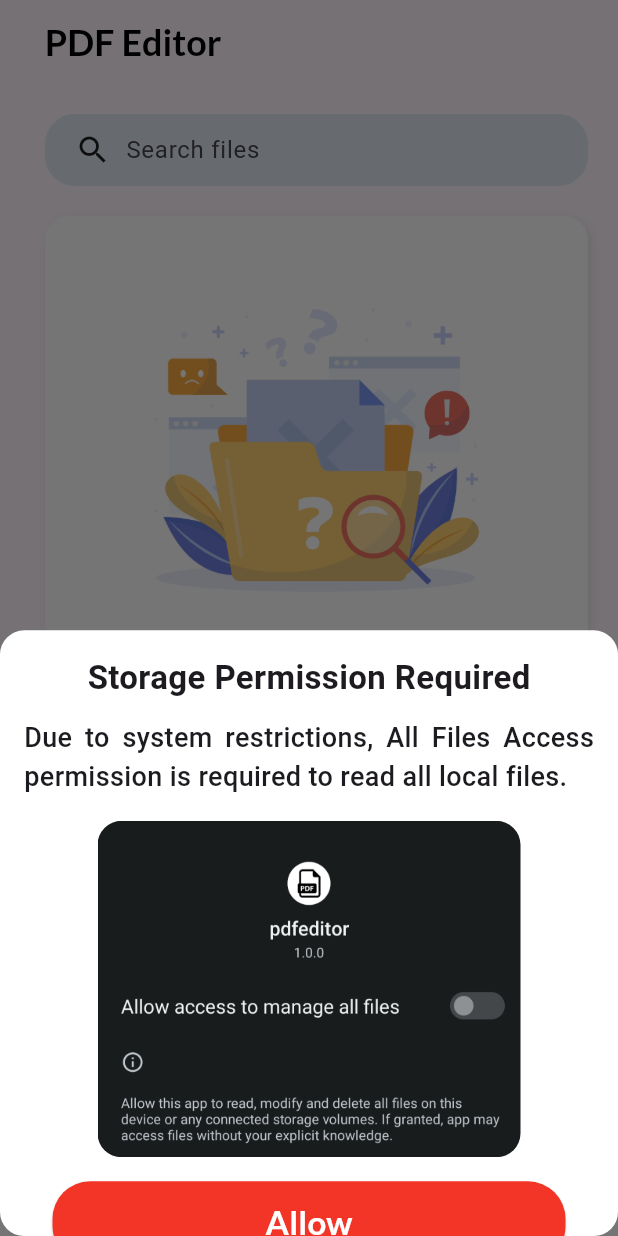
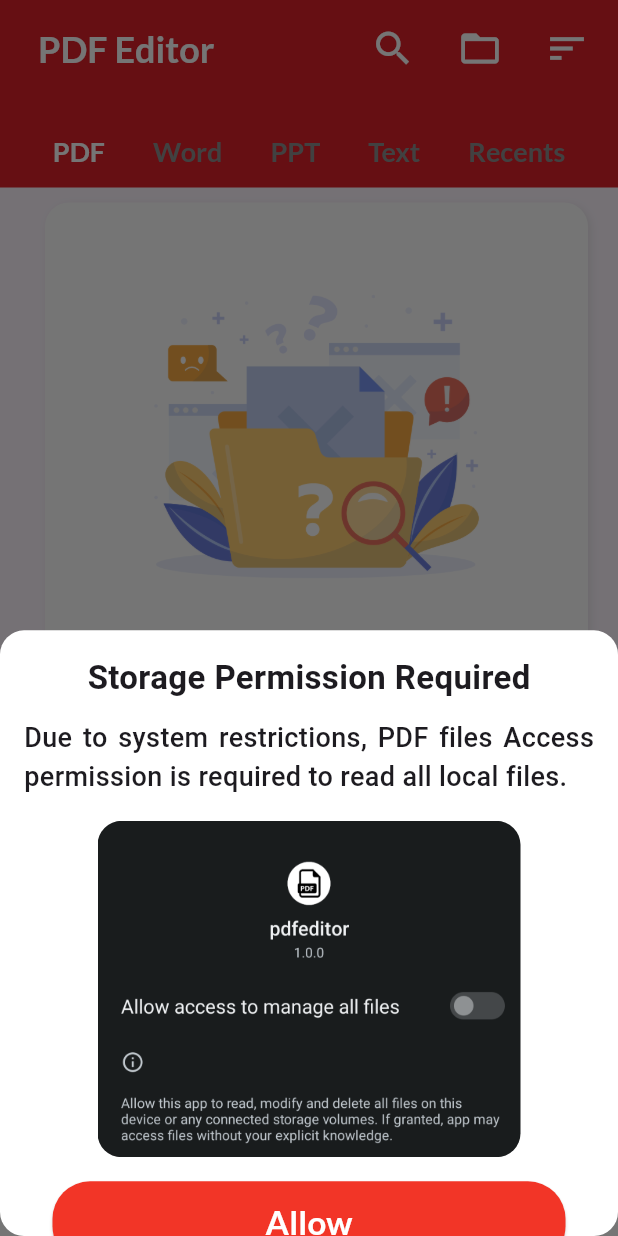
Before and after one commit to mtk3281/Flutter-PdfEditor, a Flutter app: the screen it shows after launch, on a phone screen of 412 x 824 dp. Run offline on Flutter 3.47's test engine with Material 3 defaults, Android fonts, the phone set to English and light mode, and no system bars; drawn by our look-alikes of sliding_clipped_nav_bar; our stand-ins replace file_picker, permission_handler, shared_preferences; missing offline and left inert: flutter_pdfview, receive_sharing_intent.

```diff
--- a/lib/main.dart
+++ b/lib/main.dart
@@ -104,7 +104,7 @@ class _BottomTabBarState extends State<BottomTabBar> {
           });
         },
         iconSize: 30,
-        activeColor: const Color(0xFF01579B),
+        activeColor: Color.fromARGB(255, 195, 11, 11),
         barItems: [
           BarItem(
             icon: Icons.maps_home_work_rounded,
--- a/lib/screens/home_screen.dart
+++ b/lib/screens/home_screen.dart
@@ -1,5 +1,4 @@
 import 'dart:async';
-import 'dart:ui';
 import 'package:flutter/material.dart';
 import 'package:permission_handler/permission_handler.dart';
 import 'HomePage/load_pdf_file.dart';
@@ -7,8 +6,8 @@ import 'package:path/path.dart' as path;
 import 'dart:io';
 import 'HomePage/pdf_api.dart';
 import 'HomePage/pdf_viewer_page.dart';
-import 'HomePage/add_button_widget.dart';
 import 'package:shared_preferences/shared_preferences.dart';
+import 'package:intl/intl.dart' as intl;
 
 void main() {
   WidgetsFlutterBinding.ensureInitialized();
@@ -40,12 +39,14 @@ class HomeScreen extends StatefulWidget {
 }
 
 class PdfEditorState extends State<HomeScreen> with WidgetsBindingObserver {
-  String _selectedOption = 'All files'; // Initialize with a default option
+  String _selectedOption = 'PDF files'; // Initialize with a default option
   final ScrollController _scrollController = ScrollController();
+
   bool _isScrolling = false;
-  List<String> _pdfFiles = [];
+  List<String> _files = [];
   List<String> _RecentsFiles = [];
   List<String> _SearchFiles = [];
+  List<String> Buildfile = [];
   bool _permStatus = false;
   bool _isLoading = false;
   bool _Searching = false;
@@ -69,7 +70,7 @@ class PdfEditorState extends State<HomeScreen> with WidgetsBindingObserver {
 
   void _onScroll() {
     setState(() {
-      _isScrolling = _scrollController.offset > 0; // Adjust threshold as needed
+      _isScrolling = _scrollController.offset > 0;
     });
   }
 
@@ -82,20 +83,20 @@ class PdfEditorState extends State<HomeScreen> with WidgetsBindingObserver {
   }
 
   Future<void> _scanPdfFiles() async {
-    PermissionStatus status = await PdfFinder.checkPermissions();
+    PermissionStatus status = await FileFinder.checkPermissions();
     if (status.isGranted) {
       setState(() {
         _isLoading = true;
         _permStatus = true; // Update _permStatus based on permission status
       });
       // Find PDF files
-      _pdfFiles = await PdfFinder.findPdfFiles(
-        'storage/emulated/0',
-      );
-      _len = _pdfFiles.length;
-      await _saveFiles(); // No need to await, but ensure it's awaited in _saveFiles()
+      _files = await FileFinder.findFiles(
+          'storage/emulated/0', ['pdf', 'doc', 'docx', 'ppt', 'pptx', 'txt']);
+      _len = _files.length;
+      print(_len);
+      await _saveFiles();
       setState(() {
-        _isLoading = false; // Update UI after saving files
+        _isLoading = false;
       });
     } else {
       // Permission is not granted, request permission
@@ -104,39 +105,27 @@ class PdfEditorState extends State<HomeScreen> with WidgetsBindingObserver {
   }
 
   Future<void> loadFiles() async {
-    print('looooooooooooooadddddddddddddinnnnnnnnnnnnnnnngggggggggggggg');
     SharedPreferences prefs = await SharedPreferences.getInstance();
     setState(() {
-      _pdfFiles = prefs.getStringList('pdfFiles') ?? [];
+      _files = prefs.getStringList('pdfFiles') ?? [];
       _RecentsFiles = prefs.getStringList('recentFiles') ?? [];
       _permStatus = prefs.getBool('permissionStatus') ?? false;
       prefs.setStringList(
           'recentFiles', _RecentsFiles); // Load permission status
-      print(_RecentsFiles.length);
     });
-    _len = _pdfFiles.length;
-    if (_selectedOption == 'All files' && _pdfFiles.isEmpty && !_permStatus) {
+    _len = _files.length;
+    if (_selectedOption == 'PDF files' && _files.isEmpty && !_permStatus) {
       _showStoragePermissionBottomSheet();
     }
   }
 
-  // @override
-  // void didChangeDependencies() {
-  //   super.didChangeDependencies();
-  //   final prefs = Provider.of<SharedPreferences>(context);
-  //   prefs.addListener(() {
-  //     loadFiles(); // Call _loadFiles when SharedPreferences change
-  //   });
-  //   loadFiles(); // Initial load on dependency change
-  // }
-
   Future<void> _saveFiles() async {
     SharedPreferences prefs = await SharedPreferences.getInstance();
-    await prefs.setStringList('pdfFiles', _pdfFiles); // Await saving operation
+    await prefs.setStringList('pdfFiles', _files); // Await saving operation
     await prefs.setStringList('recentFiles', _RecentsFiles);
     await prefs.setBool(
         'permissionStatus', _permStatus); // Save permission status
-    _len = _pdfFiles.length;
+    _len = _files.length;
   }
 
   void _addRecentFile(String filePath) async {
@@ -149,66 +138,191 @@ class PdfEditorState extends State<HomeScreen> with WidgetsBindingObserver {
     prefs.setStringList('recentFiles', _RecentsFiles);
   }
 
+  Color _getSelectedOptionColor() {
+    switch (_selectedOption) {
+      case 'PDF files':
+        return Color.fromRGBO(222, 32, 42, 1.000);
+      case 'Text':
+        return Color.fromRGBO(99, 99, 99, 1.000);
+      case 'Word':
+        return Color.fromRGBO(79, 141, 245, 1.000);
+      case 'PPT':
+        return const Color.fromRGBO(245, 185, 18, 1.000);
+      case 'Recents':
+        return Colors.black;
+      default:
+        return Color.fromRGBO(
+            49, 49, 61, 1.000); // Default color for unexpected options
+    }
+  }
+
   @override
   Widget build(BuildContext context) {
     // print(_permStatus);
     return Scaffold(
+      backgroundColor: Colors.transparent,
       appBar: AppBar(
+        backgroundColor:
+            _getSelectedOptionColor(), // Dynamic color based on selection
         scrolledUnderElevation: 0.0,
-        title: const Text('   PDF Editor'),
+        title: const Text('  PDF Editor'), // Leading space for alignment
         centerTitle: false,
+        // titleSpacing: 20.0, // Adjust title spacing
         titleTextStyle: const TextStyle(
-            color: Colors.black, fontFamily: 'Lato', fontSize: 24),
+          color: Color.fromARGB(255, 255, 255, 255),
+          fontFamily: 'Lato',
+          fontSize: 24,
+        ),
+        // Adjust toolbar height
+        toolbarHeight: 65.0,
+        actions: [
+          IconButton(
+            icon: const Icon(
+              Icons.search,
+              color: Colors.white,
+              size: 30,
+            ),
+            onPressed: () {
+              // Handle search functionality (your implementation)
+            },
+          ),
+          SizedBox(
+            width: 10,
+          ),
+          IconButton(
+            icon: const Icon(
+              Icons.folder_open_outlined,
+              color: Colors.white,
+              size: 30,
+            ),
+            onPressed: () async {
+              final file = await PDFApi.pickFile();
+              if (file == null) return;
+              openPDF(context, file);
+              _RecentsFiles.add(file.path);
+            },
+          ),
+          SizedBox(
+            width: 10,
+          ),
+          IconButton(
+            icon: const Icon(
+              Icons.sort,
+              color: Colors.white,
+              size: 30,
+            ),
+            onPressed: () {
+              // Handle sort functionality (your implementation)
+            },
+          ),
+          SizedBox(
+            width: 10,
+          ),
+        ],
+        bottom: PreferredSize(
+          preferredSize:
+              const Size.fromHeight(60.0), // Adjust bottom section height
+          child: SingleChildScrollView(
+            scrollDirection: Axis.horizontal, // Scroll horizontally
+            padding:
+                const EdgeInsets.symmetric(horizontal: 10.0), // Adjust padding
+            child: ToggleButtons(
+              isSelected: [
+                _selectedOption == 'PDF files',
+                _selectedOption == 'Word',
+                _selectedOption == 'PPT',
+                _selectedOption == 'Text',
+                _selectedOption == 'Recents',
+              ],
+              onPressed: (index) {
+                setState(() {
+                  _selectedOption = index == 0 ? 'PDF files' : 'Recents';
+                  switch (index) {
+                    case 0:
+                      _selectedOption = 'PDF files';
+                    case 1:
+                      _selectedOption = 'Word';
+                    case 2:
+                      _selectedOption = 'PPT';
+                    case 3:
+                      _selectedOption = 'Text';
+                    case 4:
+                      _selectedOption = 'Recents';
+                    default:
+                      _selectedOption = 'PDF files';
+                    // Default color for unexpected options
+                  }
+                  if (_selectedOption == 'PDF files') {}
+                  if (_selectedOption == 'Word') {
+                    print('Word file displayed');
+                  }
+                  if (_selectedOption == 'PPT') {
+                    print('PPT file displayed');
+                  }
+                  if (_selectedOption == 'Text') {
+                    print('Text file displayed');
+                  }
+                  if (_selectedOption == 'Recents') {
+                    loadFiles();
+                  }
+                });
+              },
+              color: Color.fromARGB(
+                  255, 142, 142, 142), // Base color for unselected buttons
+              selectedColor: const Color.fromARGB(
+                  255, 255, 255, 255), // Dynamic color based on selection
+              selectedBorderColor: Colors.transparent,
+              fillColor: Colors.transparent,
+              splashColor: Color.fromARGB(142, 133, 133, 133),
+              borderRadius: BorderRadius.circular(15),
+              borderWidth: 1,
+              renderBorder: false,
+              textStyle: const TextStyle(fontSize: 18, fontFamily: 'Lato'),
+              children: const [
+                Padding(
+                  padding: EdgeInsets.only(left: 16.0, right: 16),
+                  child: Text(
+                    'PDF',
+                  ),
+                ),
+                Padding(
+                  padding: EdgeInsets.only(left: 16.0, right: 16),
+                  child: Text(
+                    'Word',
+                  ),
+                ),
+                Padding(
+                  padding: EdgeInsets.only(left: 16.0, right: 16),
+                  child: Text(
+                    'PPT',
+                  ),
+                ),
+                Padding(
+                  padding: EdgeInsets.only(left: 16.0, right: 16),
+                  child: Text(
+                    'Text',
+                  ),
+                ),
+                Padding(
+                  padding: EdgeInsets.only(left: 16.0, right: 16),
+                  child: Text(
+                    'Recents',
+                  ),
+                ),
+              ],
+            ),
+          ),
+        ),
       ),
       body: Stack(
         alignment: Alignment.bottomRight,
         children: [
           Padding(
-            padding: const EdgeInsets.only(left: 30, right: 20, top: 20),
+            padding: const EdgeInsets.only(left: 30, right: 20, top: 10),
             child: Column(
               crossAxisAlignment: CrossAxisAlignment.stretch,
               children: [
-                // Search section
-                Container(
-                  decoration: BoxDecoration(
-                    // color: Colors.grey[300],
-                    color: const Color.fromARGB(159, 208, 226, 234),
-                    borderRadius: BorderRadius.circular(20.0),
-                  ),
-                  padding: const EdgeInsets.symmetric(horizontal: 20.0),
-                  child: Row(
-                    children: [
-                      const Icon(Icons.search),
-                      const SizedBox(width: 10),
-                      Expanded(
-                        child: TextFormField(
-                          onChanged: (String value) {
-                            setState(() {
-                              _selectedOption = 'All files';
-                              if (value.isEmpty) {
-                                _SearchFiles = [];
-                              } else {
-                                _SearchFiles = _pdfFiles
-                                    .where((val) => path
-                                        .basename(val)
-                                        .toLowerCase()
-                                        .contains(value.toLowerCase()))
-                                    .toList();
-                              }
-                              _Searching = value.isNotEmpty;
-                            });
-                          },
-                          decoration: const InputDecoration(
-                            hintText: 'Search files',
-                            border: InputBorder.none,
-                          ),
-                        ),
-                      ),
-                    ],
-                  ),
-                ),
-                const SizedBox(height: 20),
-
+                //perission denied screen
                 Visibility(
                   visible: !_permStatus,
                   child: Container(
@@ -274,46 +388,6 @@ class PdfEditorState extends State<HomeScreen> with WidgetsBindingObserver {
                 ),
 
                 Visibility(
-                  visible: _permStatus,
-                  child: ToggleButtons(
-                    isSelected: [
-                      _selectedOption == 'All files',
-                      _selectedOption == 'Recents',
-                    ],
-                    onPressed: (index) {
-                      setState(() {
-                        _selectedOption = index == 0 ? 'All files' : 'Recents';
-                        if (_selectedOption == 'All files' &&
-                            _pdfFiles.isEmpty) {
-                          _scanPdfFiles();
-                        }
-                        if (_selectedOption == 'Recents') {
-                          loadFiles();
-                        }
-                      });
-                    },
-                    color: Colors.grey,
-                    selectedColor: Colors.red,
-                    fillColor: Colors.transparent,
-                    borderRadius: BorderRadius.circular(4.0),
-                    borderWidth: 10,
-                    splashColor: Colors.transparent,
-                    renderBorder: false,
-                    textStyle:
-                        const TextStyle(fontSize: 18, fontFamily: 'Lato'),
-                    children: const [
-                      Padding(
-                        padding: EdgeInsets.symmetric(horizontal: 16.0),
-                        child: Text('All files'),
-                      ),
-                      Padding(
-                        padding: EdgeInsets.symmetric(horizontal: 16.0),
-                        child: Text('Recents'),
-                      ),
-                    ],
-                  ),
-                ),
-                Visibility(
                   visible: _Searching && _permStatus,
                   child: Expanded(
                     child: ListView.builder(
@@ -324,18 +398,26 @@ class PdfEditorState extends State<HomeScreen> with WidgetsBindingObserver {
                     ),
                   ),
                 ),
+
                 Visibility(
                   visible: !_Searching &&
-                      _selectedOption == 'All files' &&
+                      _selectedOption == 'PDF files' &&
                       !_isLoading &&
                       _permStatus,
                   child: Expanded(
-                    child: _pdfFiles.isNotEmpty
-                        ? ListView.builder(
-                            controller: _scrollController,
-                            itemCount: _len,
-                            itemBuilder: (context, index) =>
-                                PdfListTile(_pdfFiles[index], context),
+                    child: _files.isNotEmpty
+                        ? RefreshIndicator(
+                            color: Colors.black,
+                            // Add RefreshIndicator for swipe-to-refresh
+                            onRefresh: () async {
+                              await _scanPdfFiles(); // Refresh data
+                            },
+                            child: ListView.builder(
+                              controller: _scrollController,
+                              itemCount: _len,
+                              itemBuilder: (context, index) =>
+                                  PdfListTile(_files[index], context),
+                            ),
                           )
                         : const Text(
                             '\n     No PDF files found',
@@ -344,6 +426,7 @@ class PdfEditorState extends State<HomeScreen> with WidgetsBindingObserver {
                           ),
                   ),
                 ),
+
                 Visibility(
                   visible: !_Searching &&
                       _selectedOption == 'Recents' &&
@@ -371,56 +454,72 @@ class PdfEditorState extends State<HomeScreen> with WidgetsBindingObserver {
               ],
             ),
           ),
-          Visibility(
-              visible: _permStatus && !_isScrolling && !_isLoading,
-              child: RoundButtonWidget(
-                onClicked: () async {
-                  final file = await PDFApi.pickFile();
-                  if (file == null) return;
-                  openPDF(context, file);
-                  _RecentsFiles.add(file.path);
-                },
-              )),
-          if (_isLoading && _selectedOption == "All files")
-            const Center(
-              child: CircularProgressIndicator(),
+          if (_isLoading)
+            Center(
+              child: CircularProgressIndicator(
+                color: _getSelectedOptionColor(),
+              ),
             ),
-          Visibility(
-              visible: _permStatus && !_isScrolling && !_isLoading,
-              child: Positioned(
-                bottom: 60,
-                left: 35,
-                child: ElevatedButton(
-                    onPressed: () {
-                      _selectedOption = "All files";
-                      _scanPdfFiles();
-                    },
-                    style: ElevatedButton.styleFrom(
-                      padding: const EdgeInsets.all(8),
-                      fixedSize: const Size(64, 64),
-                      backgroundColor: const Color.fromARGB(255, 228, 242, 255),
-                      shape: const RoundedRectangleBorder(
-                        borderRadius: BorderRadius.all(Radius.circular(20.0)),
-                      ),
-                    ),
-                    child: Icon(
-                      Icons.refresh_outlined,
-                      color: Colors.grey[900],
-                      weight: 10.0,
-                      size: 35,
-                    )),
-              )),
         ],
       ),
     );
   }
 
+  Container SearchWidget() {
+    return Container(
+      decoration: BoxDecoration(
+        // color: Colors.grey[300],
+        color: const Color.fromARGB(159, 208, 226, 234),
+        borderRadius: BorderRadius.circular(20.0),
+      ),
+      padding: const EdgeInsets.symmetric(horizontal: 20.0),
+      child: Row(
+        children: [
+          const Icon(Icons.search),
+          const SizedBox(width: 10),
+          Expanded(
+            child: TextFormField(
+              onChanged: (String value) {
+                setState(() {
+                  _selectedOption = 'PDF files';
+                  if (value.isEmpty) {
+                    _SearchFiles = [];
+                  } else {
+                    _SearchFiles = _files
+                        .where((val) => path
+                            .basename(val)
+                            .toLowerCase()
+                            .contains(value.toLowerCase()))
+                        .toList();
+                  }
+                  _Searching = value.isNotEmpty;
+                });
+              },
+              decoration: const InputDecoration(
+                hintText: 'Search files',
+                border: InputBorder.none,
+              ),
+            ),
+          ),
+        ],
+      ),
+    );
+  }
+
+  String DateConvert(String filepath) {
+    File file = File(filepath);
+    DateTime date = file.lastModifiedSync();
+    return intl.DateFormat('MMM d, y, HH:mm a').format(date).toString();
+  }
+
   ListTile PdfListTile(String filePath, BuildContext context) {
     return ListTile(
-      title: Text(
-        path.basename(filePath),
-        style: const TextStyle(fontWeight: FontWeight.w600),
-      ),
+      shape: const RoundedRectangleBorder(),
+      title: Text(path.basename(filePath),
+          style: const TextStyle(fontWeight: FontWeight.w600, fontSize: 17),
+          maxLines: 1,
+          overflow: TextOverflow.ellipsis),
+      subtitle: Text(DateConvert(filePath)),
       leading: const Image(
         image:
             AssetImage('assets/pdf-icon1.png'), // Replace with your image path
@@ -443,6 +542,7 @@ class PdfEditorState extends State<HomeScreen> with WidgetsBindingObserver {
           _addRecentFile(filePath);
         });
       },
+      contentPadding: EdgeInsets.only(left: 0, right: 0),
     );
   }
 
@@ -474,7 +574,7 @@ class PdfEditorState extends State<HomeScreen> with WidgetsBindingObserver {
               ),
               const SizedBox(height: 12),
               const Text(
-                'Due to system restrictions, All Files Access permission is required to read all local files.',
+                'Due to system restrictions, PDF files Access permission is required to read all local files.',
                 textAlign: TextAlign.justify,
                 style: TextStyle(fontSize: 18, fontWeight: FontWeight.w500),
               ),
@@ -585,7 +685,16 @@ class PdfEditorState extends State<HomeScreen> with WidgetsBindingObserver {
                   children: [
                     InkWell(
                       onTap: () {
-                        print("Details");
+                        print("Details pressed");
+                        showDialog(
+                          context: context,
+                          builder: (BuildContext context) => Dialog(
+                              // Use Dialog instead of Dialogue
+                              shape: RoundedRectangleBorder(
+                                borderRadius: BorderRadius.circular(10.0),
+                              ),
+                              child: detailsdialogue(filePath)),
+                        );
                       },
                       child: Column(
                         mainAxisSize: MainAxisSize.min,
@@ -692,8 +801,85 @@ class PdfEditorState extends State<HomeScreen> with WidgetsBindingObserver {
     );
   }
 
+  Container detailsdialogue(String filePath) {
+    File file = File(filePath);
+    int fileSizeInBytes = file.lengthSync();
+
+    String fileSize = (fileSizeInBytes / 1024).toStringAsFixed(2);
+
+    final formattedDate = DateConvert(filePath);
+
+    List<String> Title = [
+      "Title",
+      "File Type",
+      "Path",
+      "Size",
+      "Last Modified"
+    ];
+    List<String> values = [
+      path.basename(filePath),
+      "PDF",
+      filePath,
+      "$fileSize KB",
+      formattedDate,
+    ];
+
+    return Container(
+      padding: const EdgeInsets.all(20.0), // Add padding to the container
+      decoration: BoxDecoration(
+        color: Colors.white,
+        borderRadius: BorderRadius.circular(10.0), // Rounded corners
+      ),
+      child: Column(
+        mainAxisSize: MainAxisSize.min, // Content fits within screen
+        crossAxisAlignment: CrossAxisAlignment.start, // Align elements left
+        children: [
+          const Row(
+            // Row for title
+            children: [
+              Text(
+                'File Info',
+                style: TextStyle(
+                  fontSize: 18.0,
+                  fontWeight: FontWeight.bold,
+                ),
+              ),
+            ],
+          ),
+          SizedBox(height: 15.0), // Spacing between title and text
+
+          for (int i = 0; i < 5; i++)
+            Column(
+              mainAxisSize: MainAxisSize.min, // Content fits within screen
+              crossAxisAlignment:
+                  CrossAxisAlignment.start, // Align elements left
+              children: [
+                Text(
+                  Title[i],
+                  style: TextStyle(
+                    fontSize: 14.0,
+                    color: Color.fromARGB(255, 66, 66, 66),
+                  ),
+                ),
+                SizedBox(height: 3.0), // Spacing between text1 and text2/text3
+                Text(
+                  values[i],
+                  style: const TextStyle(
+                    fontSize: 15,
+                    fontWeight: FontWeight.bold,
+                  ),
+                  overflow: TextOverflow.ellipsis,
+                ),
+                const SizedBox(height: 25.0),
+              ],
+            )
+        ],
+      ),
+    );
+  }
+
   void _requestPermission() async {
-    PermissionStatus status = await PdfFinder.checkPermissions();
+    PermissionStatus status = await FileFinder.checkPermissions();
     if (status.isGranted) {
       _scanPdfFiles();
     }
--- a/lib/screens/tools_screen.dart
+++ b/lib/screens/tools_screen.dart
@@ -1,5 +1,4 @@
 import 'package:flutter/material.dart';
-import 'package:shared_preferences/shared_preferences.dart';
 
 class ToolsScreen extends StatelessWidget {
   const ToolsScreen({super.key});
--- a/pubspec.yaml
+++ b/pubspec.yaml
@@ -40,6 +40,9 @@ dependencies:
   flutter_native_splash: ^2.3.13
   icons_launcher: ^2.1.7
   receive_sharing_intent: ^1.6.7
+  intl: ^0.19.0
+  # files_scanner_android: ^1.0.0
+  # file_finder: ^0.1.1
 
 
 dev_dependencies:
```
Also changed, not shown: lib/screens/HomePage/load_pdf_file.dart (+23 -15 lines), pubspec.lock, 1 other file.
